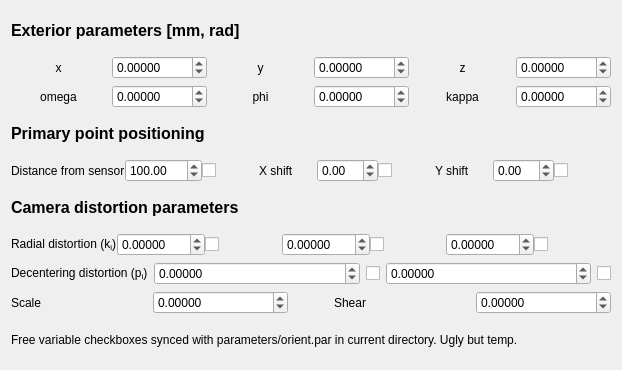
The window that single_cam/calib_pars_base.ui (yosefm/pbi) describes before a commit, drawn with Qt 5.
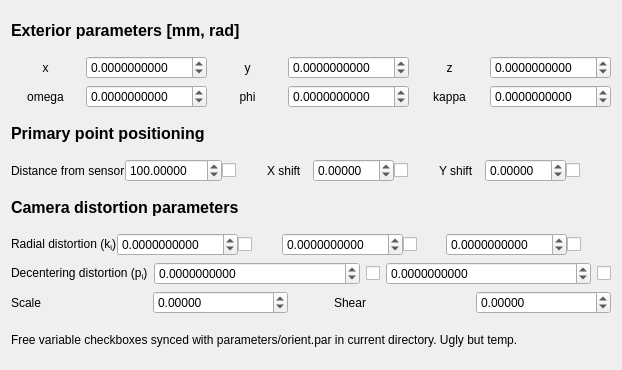
The same window after the commit.

Diff of the .ui file:
```diff
--- a/single_cam/calib_pars_base.ui
+++ b/single_cam/calib_pars_base.ui
@@ -39,7 +39,7 @@
      <item row="0" column="5">
       <widget class="QDoubleSpinBox" name="posz">
        <property name="decimals">
-        <number>5</number>
+        <number>10</number>
        </property>
        <property name="minimum">
         <double>-500.000000000000000</double>
@@ -84,7 +84,7 @@
      <item row="0" column="1">
       <widget class="QDoubleSpinBox" name="posx">
        <property name="decimals">
-        <number>5</number>
+        <number>10</number>
        </property>
        <property name="minimum">
         <double>-500.000000000000000</double>
@@ -97,7 +97,7 @@
      <item row="0" column="3">
       <widget class="QDoubleSpinBox" name="posy">
        <property name="decimals">
-        <number>5</number>
+        <number>10</number>
        </property>
        <property name="minimum">
         <double>-500.000000000000000</double>
@@ -142,7 +142,7 @@
      <item row="1" column="1">
       <widget class="QDoubleSpinBox" name="ang_omega">
        <property name="decimals">
-        <number>5</number>
+        <number>10</number>
        </property>
        <property name="minimum">
         <double>-3.150000000000000</double>
@@ -174,7 +174,7 @@
      <item row="1" column="3">
       <widget class="QDoubleSpinBox" name="ang_phi">
        <property name="decimals">
-        <number>5</number>
+        <number>10</number>
        </property>
        <property name="minimum">
         <double>-6.300000000000000</double>
@@ -206,7 +206,7 @@
      <item row="1" column="5">
       <widget class="QDoubleSpinBox" name="ang_kappa">
        <property name="decimals">
-        <number>5</number>
+        <number>10</number>
        </property>
        <property name="minimum">
         <double>-3.150000000000000</double>
@@ -261,6 +261,9 @@
          <verstretch>0</verstretch>
         </sizepolicy>
        </property>
+       <property name="decimals">
+        <number>5</number>
+       </property>
        <property name="maximum">
         <double>10000.000000000000000</double>
        </property>
@@ -285,6 +288,9 @@
      </item>
      <item>
       <widget class="QDoubleSpinBox" name="intpar_xh">
+       <property name="decimals">
+        <number>5</number>
+       </property>
        <property name="minimum">
         <double>-50.000000000000000</double>
        </property>
@@ -312,6 +318,9 @@
      </item>
      <item>
       <widget class="QDoubleSpinBox" name="intpar_yh">
+       <property name="decimals">
+        <number>5</number>
+       </property>
        <property name="minimum">
         <double>-50.000000000000000</double>
        </property>
@@ -373,7 +382,7 @@
      <item>
       <widget class="QDoubleSpinBox" name="radial_k1">
        <property name="decimals">
-        <number>5</number>
+        <number>10</number>
        </property>
        <property name="minimum">
         <double>-500.000000000000000</double>
@@ -393,7 +402,7 @@
      <item>
       <widget class="QDoubleSpinBox" name="radial_k2">
        <property name="decimals">
-        <number>5</number>
+        <number>10</number>
        </property>
        <property name="minimum">
         <double>-500.000000000000000</double>
@@ -413,7 +422,7 @@
      <item>
       <widget class="QDoubleSpinBox" name="radial_k3">
        <property name="decimals">
-        <number>5</number>
+        <number>10</number>
        </property>
        <property name="minimum">
         <double>-500.000000000000000</double>
@@ -456,7 +465,7 @@
         </sizepolicy>
        </property>
        <property name="decimals">
-        <number>5</number>
+        <number>10</number>
        </property>
        <property name="minimum">
         <double>-10.000000000000000</double>
@@ -482,7 +491,7 @@
         </sizepolicy>
        </property>
        <property name="decimals">
-        <number>5</number>
+        <number>10</number>
        </property>
        <property name="minimum">
         <double>-10.000000000000000</double>
```
